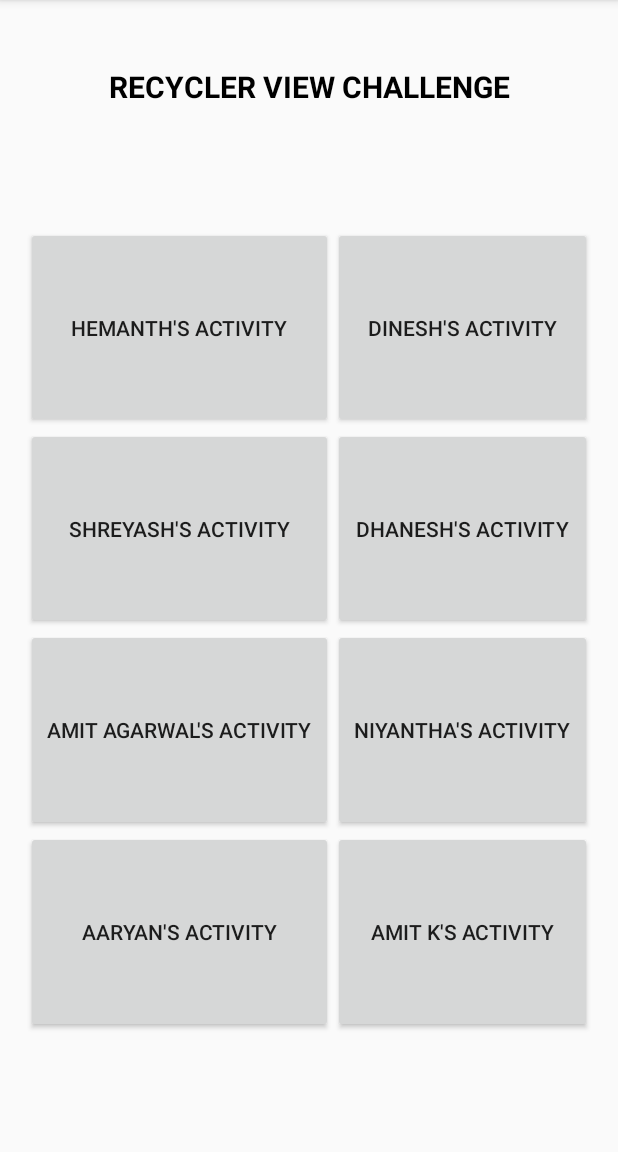
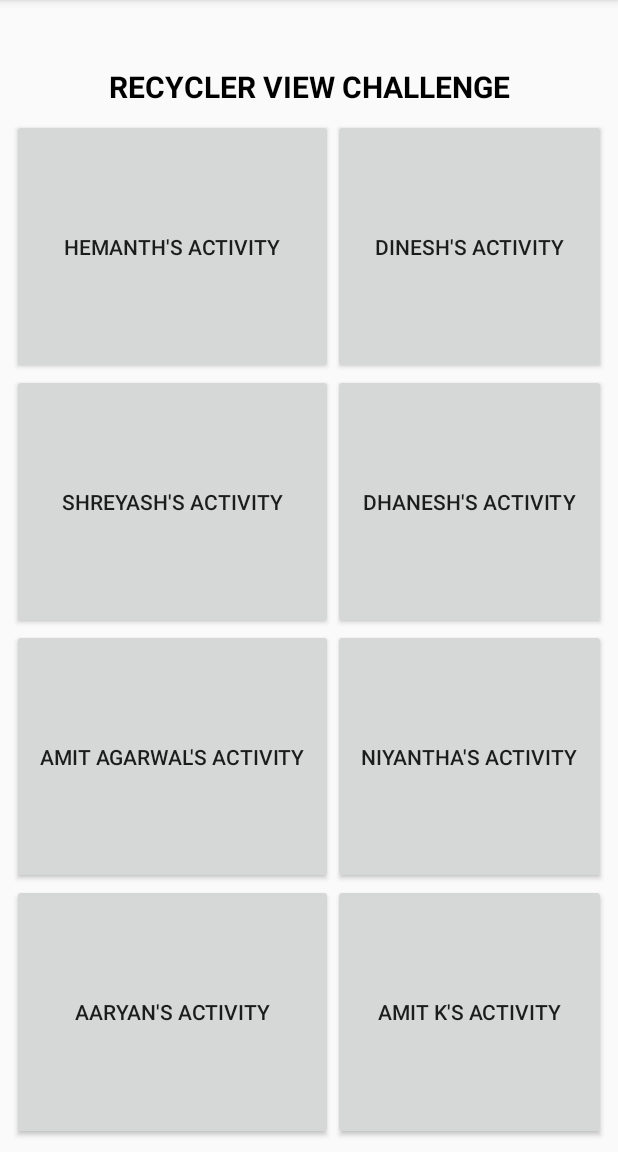
Before and after one commit to dev5151/AcmAndroidChallenge1, an Android app: the screen it shows after launch (MainActivity), on a phone screen of 412 x 824 dp, the part 84-1236 px from its top. Run offline under Robolectric (Android 15) with nearby library versions, the phone set to English and light mode, and no system bars.

Commit message:
Layout Changed

```diff
--- a/app/src/main/res/layout/activity_main.xml
+++ b/app/src/main/res/layout/activity_main.xml
@@ -20,8 +20,8 @@
         app:layout_constraintTop_toTopOf="parent" />
 
     <GridLayout
-        android:layout_width="377dp"
-        android:layout_height="537dp"
+        android:layout_width="match_parent"
+        android:layout_height="0dp"
         android:layout_marginStart="8dp"
         android:layout_marginTop="8dp"
         android:layout_marginEnd="8dp"
```
